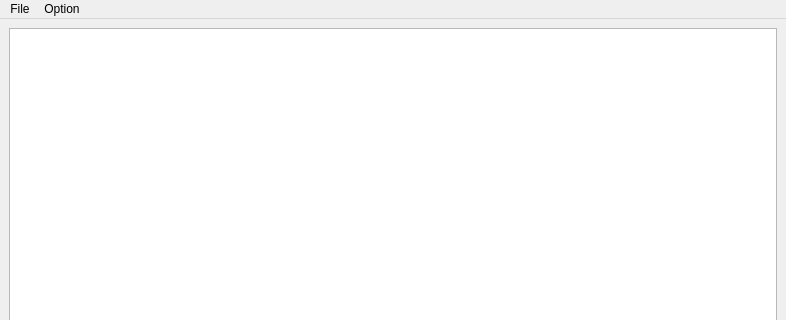
Qt form editor.ui (JesusAcostaCabrera/Editor-de-texto) before a commit; both pictures show x 0 to 786 and y 0 to 320 of the 786 by 614 pixel window.
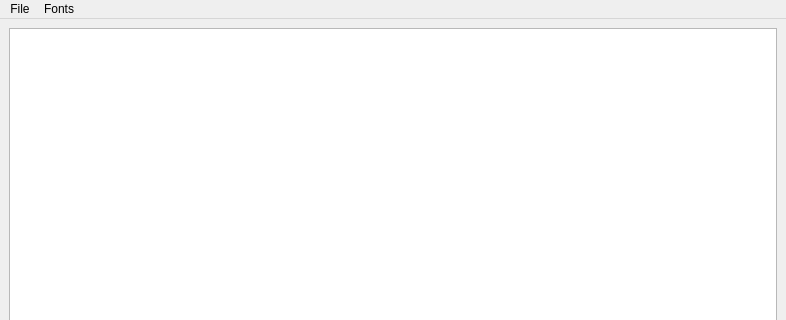
The same form after that commit.

The edit to the form file:
```diff
--- a/editor.ui
+++ b/editor.ui
@@ -48,7 +48,7 @@
    </widget>
    <widget class="QMenu" name="menuOption">
     <property name="title">
-     <string>Option</string>
+     <string>Fonts</string>
     </property>
     <widget class="QMenu" name="menuFont_Size">
      <property name="title">
```
Left out of the diff: 41 changed lines with no effect on the pictures.
